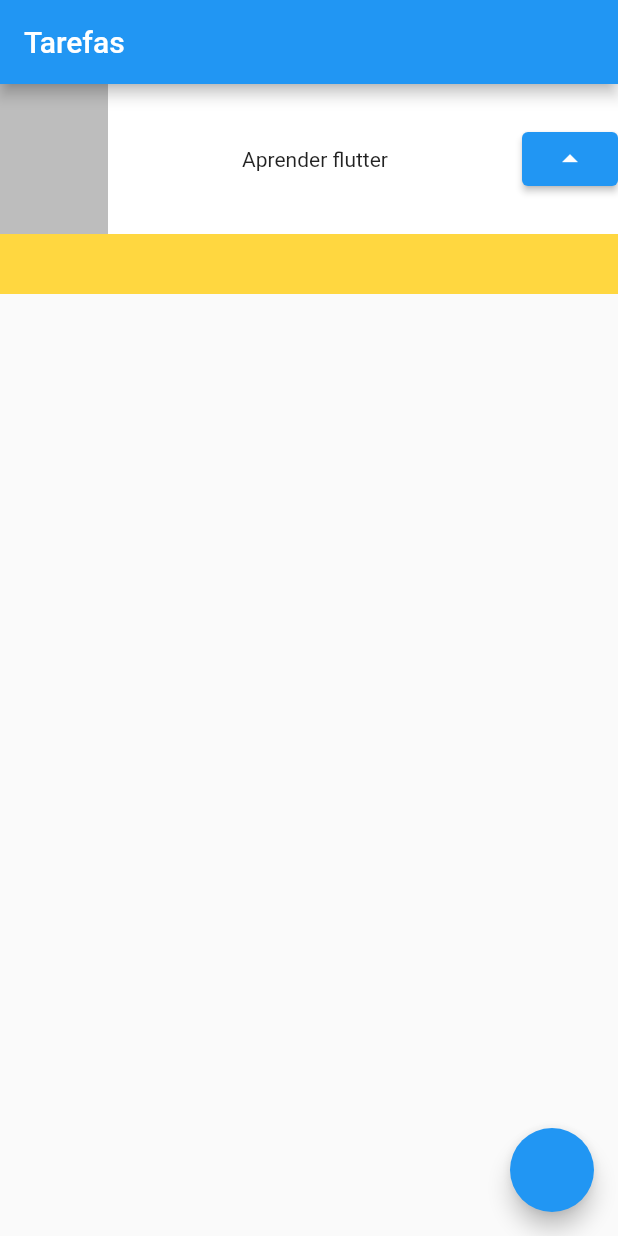
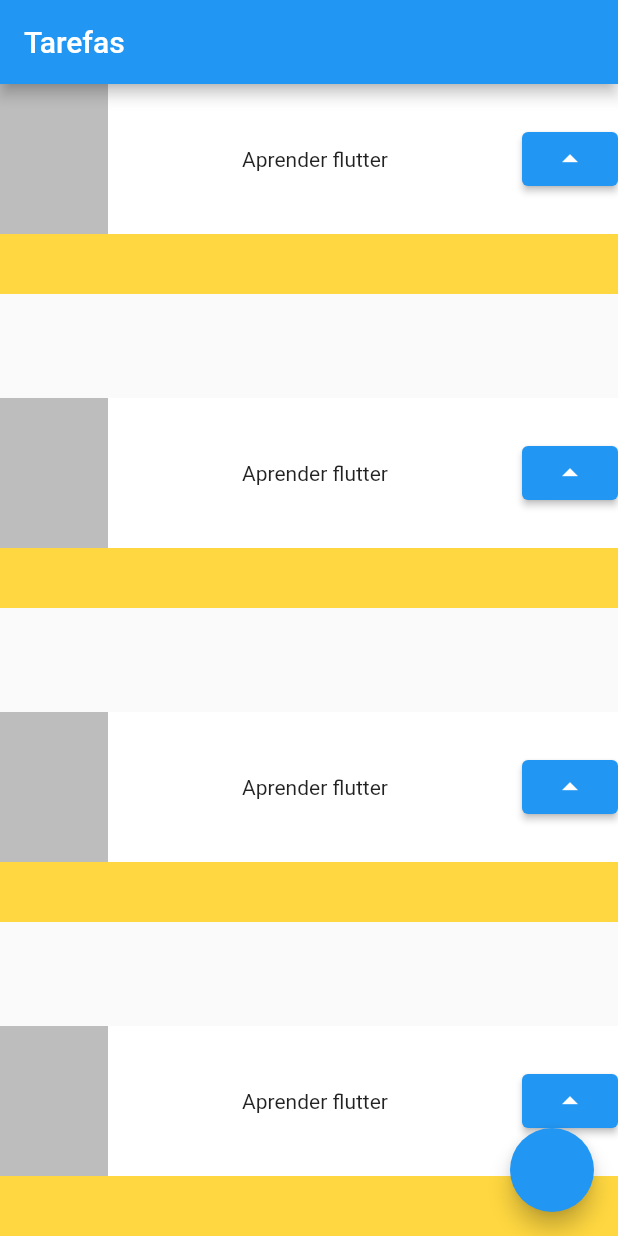
Before and after one commit to GabrielTrigueiro/task_manager, a Flutter app: the screen it shows after launch, on a phone screen of 412 x 824 dp. Run offline on Flutter 3.47's test engine with Material 2 defaults, Android fonts, the phone set to English and light mode, and no system bars.

```diff
--- a/lib/main.dart
+++ b/lib/main.dart
@@ -19,7 +19,29 @@ class MyApp extends StatelessWidget {
         appBar: AppBar(
           title: Text('Tarefas'),
         ),
-        body: Container(
+        body: Column(
+          mainAxisAlignment: MainAxisAlignment.spaceBetween,
+          children: [
+            Task(),
+            Task(),
+            Task(),
+            Task(),
+          ],
+        ),
+        floatingActionButton: FloatingActionButton(
+          onPressed: () {},
+        ),
+      ),
+    );
+  }
+}
+
+class Task extends StatelessWidget {
+  const Task({Key? key}) : super(key: key);
+
+  @override
+  Widget build(BuildContext context) {
+    return Container(
       child: Stack(
         children: [
           Container(
@@ -44,11 +66,6 @@ class MyApp extends StatelessWidget {
           )
         ],
       ),
-        ),
-        floatingActionButton: FloatingActionButton(
-          onPressed: () {},
-        ),
-      ),
     );
   }
 }
```
Lines whose indentation alone changed are shown as unchanged.
